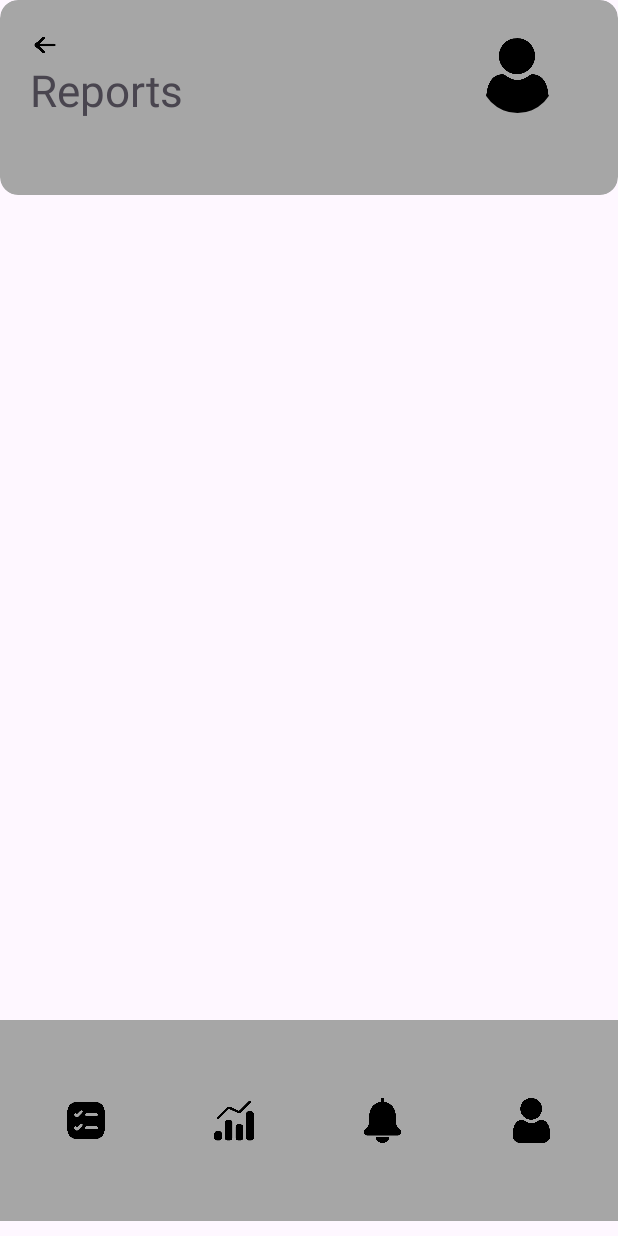
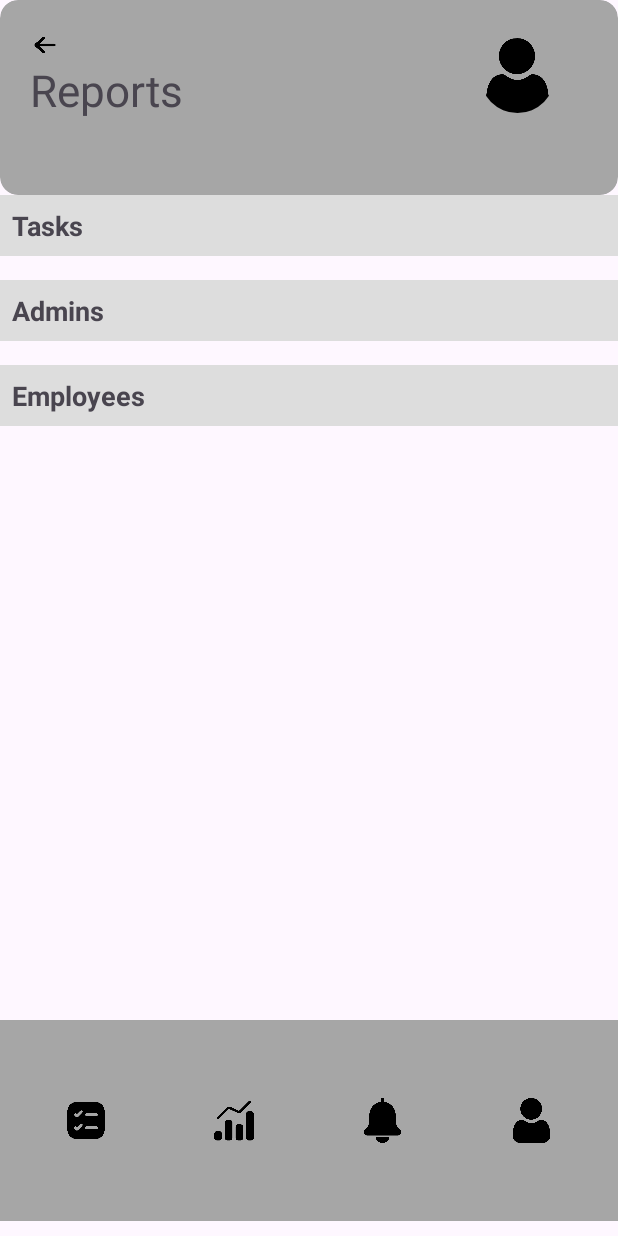
Before and after one commit to vnwanjiku/Remotrack-Repo1, an Android app: the Adminreports screen opened directly, with no data from a screen before it, on a phone screen of 412 x 824 dp. Run offline under Robolectric (Android 15) with nearby library versions, the phone set to English and light mode, and no system bars; our stand-ins replace Firebase (no records; nobody signed in at launch, a user with empty details on screens opened directly); Roboto replaces fonts that are not available here.

Commit message:
Reports solved , project working 90%

```diff
--- a/app/src/main/java/com/example/remoteapplication/TaskAdapter.java
+++ b/app/src/main/java/com/example/remoteapplication/TaskAdapter.java
@@ -13,14 +13,13 @@ import androidx.annotation.Nullable;
 import java.util.List;
 
 public class TaskAdapter extends ArrayAdapter<Task> {
+    private Context context;
+    private List<Task> tasks;
 
-    private Context context;
-    private List<Task> taskList;
-
-    public TaskAdapter(Context context, List<Task> taskList) {
-        super(context, 0, taskList);
+    public TaskAdapter(Context context, List<Task> tasks) {
+        super(context, 0, tasks);
         this.context = context;
-        this.taskList = taskList;
+        this.tasks = tasks;
     }
 
     @NonNull
@@ -30,15 +29,15 @@ public class TaskAdapter extends ArrayAdapter<Task> {
             convertView = LayoutInflater.from(context).inflate(R.layout.item_task, parent, false);
         }
 
-        Task task = taskList.get(position);
+        Task task = tasks.get(position);
 
-        TextView taskNameTextView = convertView.findViewById(R.id.taskName);
-        TextView statusTextView = convertView.findViewById(R.id.status);
-        TextView assignedUserTextView = convertView.findViewById(R.id.assignedUser);
+        TextView taskName = convertView.findViewById(R.id.taskName);
+        TextView taskStatus = convertView.findViewById(R.id.status);
+        TextView assignedUser = convertView.findViewById(R.id.assignedUser);
 
-        taskNameTextView.setText(task.getTaskName());
-        statusTextView.setText(task.getStatus());
-        assignedUserTextView.setText(task.getAssignedUser());
+        taskName.setText(task.getTaskName());
+        taskStatus.setText(task.getStatus());
+        assignedUser.setText(task.getAssignedUser());
 
         return convertView;
     }
--- a/app/src/main/res/layout/activity_admin_reports.xml
+++ b/app/src/main/res/layout/activity_admin_reports.xml
@@ -45,21 +45,55 @@
         </LinearLayout>
     </com.google.android.material.card.MaterialCardView>
 
+
+
         <LinearLayout
             android:layout_width="match_parent"
-        android:layout_height="500dp"
+            android:layout_height="550dp"
             android:layout_marginTop="130dp"
             android:orientation="vertical">
 
+            <!-- Heading for Tasks -->
+            <TextView
+                android:layout_width="match_parent"
+                android:layout_height="wrap_content"
+                android:padding="8dp"
+                android:text="Tasks"
+                android:textSize="18sp"
+                android:textStyle="bold"
+                android:background="#DDDDDD"/>
+
+            <!-- Heading for Admins -->
             <ListView
                 android:id="@+id/listViewTasks"
                 android:layout_width="match_parent"
-            android:layout_height="wrap_content"/>
+                android:layout_height="wrap_content" />
+
+            <TextView
+                android:layout_width="match_parent"
+                android:layout_height="wrap_content"
+                android:padding="8dp"
+                android:text="Admins"
+                android:textSize="18sp"
+                android:textStyle="bold"
+                android:background="#DDDDDD"
+                android:layout_marginTop="16dp"/>
 
             <ListView
                 android:id="@+id/listViewAdmins"
                 android:layout_width="match_parent"
                 android:layout_height="wrap_content"/>
+
+            <!-- Heading for Employees -->
+            <TextView
+                android:layout_width="match_parent"
+                android:layout_height="wrap_content"
+                android:padding="8dp"
+                android:text="Employees"
+                android:textSize="18sp"
+                android:textStyle="bold"
+                android:background="#DDDDDD"
+                android:layout_marginTop="16dp"/>
 
             <ListView
                 android:id="@+id/listViewEmployees"
@@ -67,6 +101,8 @@
                 android:layout_height="wrap_content"/>
 
         </LinearLayout>
+
+
 
     <LinearLayout
         android:layout_width="match_parent"
```
Also changed, not shown: app/src/main/java/com/example/remoteapplication/Adminreports.java (+29 -4 lines). Lines whose indentation alone changed are shown as unchanged.
